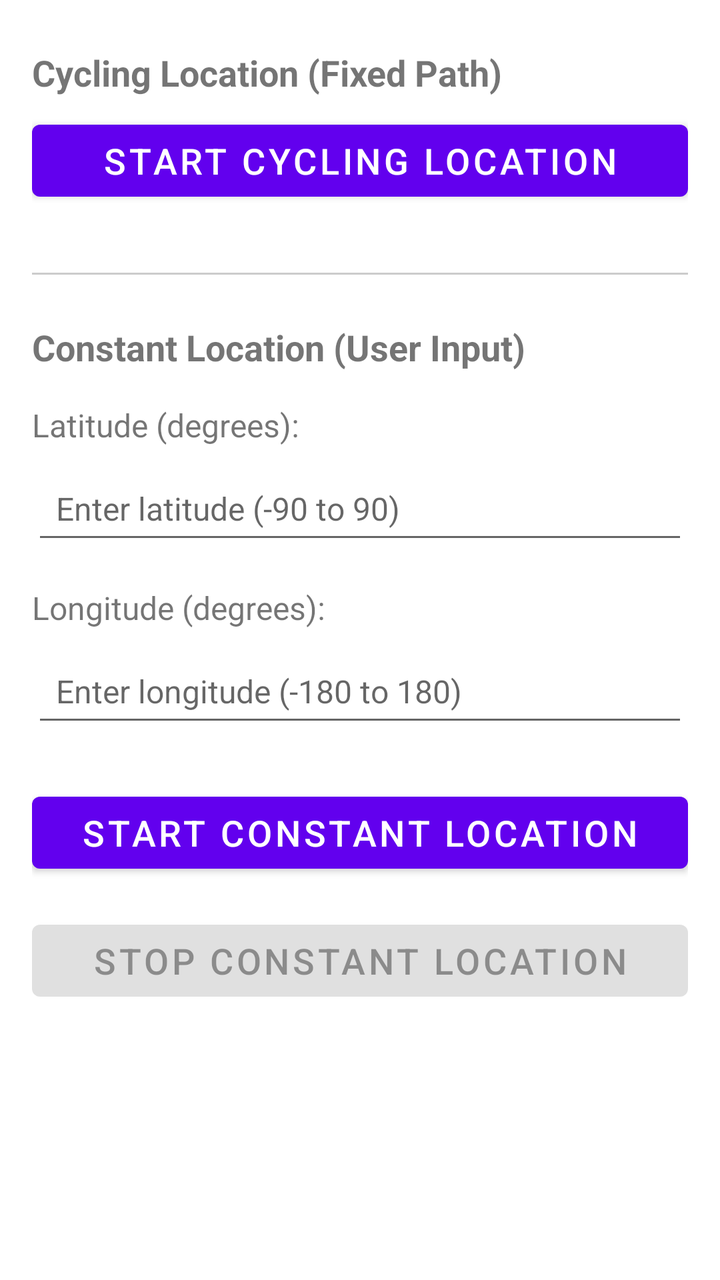
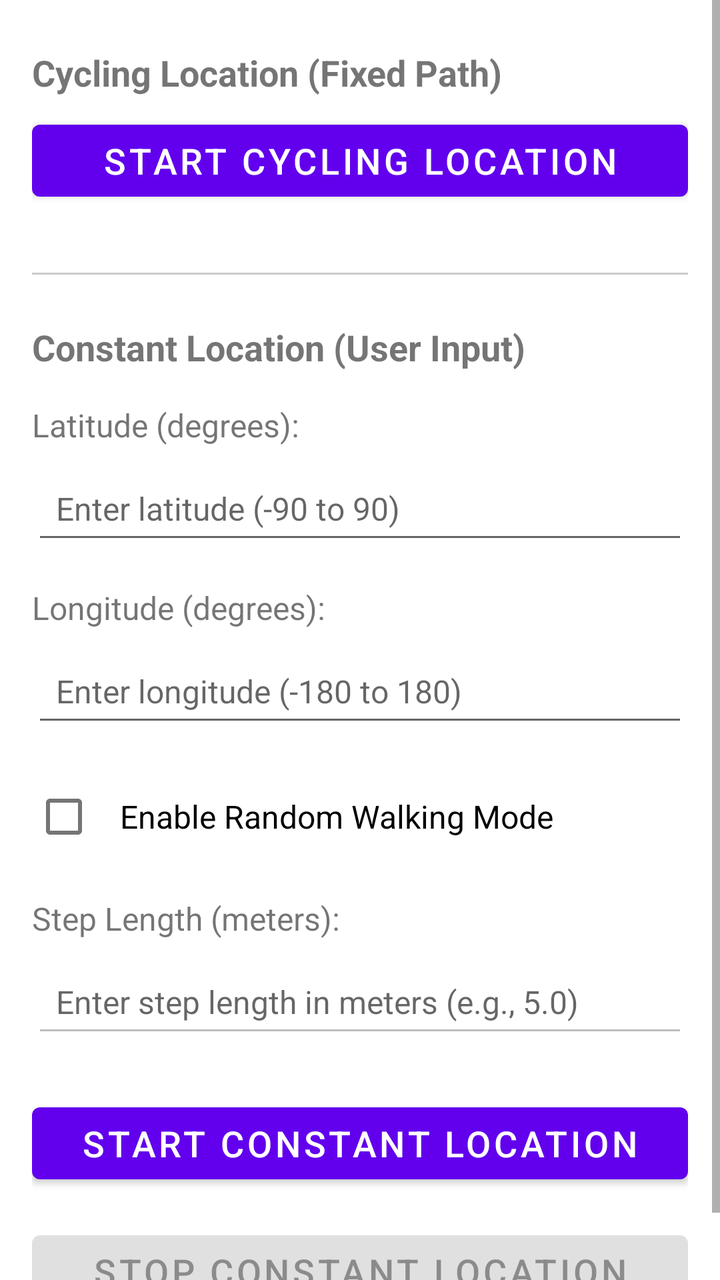

Compare the two renders of this Android layout. The source of the first and the diff that turns it into the second are given below.
<!-- AndroidManifest.xml: fallback theme Theme.MaterialComponents.DayNight.NoActionBar -->
<!-- res/layout/mainfrag.xml -->
<?xml version="1.0" encoding="utf-8"?>
<ScrollView xmlns:android="http://schemas.android.com/apk/res/android"
    xmlns:tools="http://schemas.android.com/tools"
    android:layout_width="match_parent"
    android:layout_height="match_parent"
    tools:context=".MainFragment">

    <LinearLayout
        android:id="@+id/main_fragment"
        android:layout_width="match_parent"
        android:layout_height="wrap_content"
        android:orientation="vertical"
        android:padding="16dp">

        <TextView
            android:layout_width="wrap_content"
            android:layout_height="wrap_content"
            android:text="@string/cycling_location_title"
            android:textSize="18sp"
            android:textStyle="bold"
            android:layout_marginTop="8dp"
            android:layout_marginBottom="8dp" />

        <Button
            android:id="@+id/button"
            android:layout_width="match_parent"
            android:layout_height="wrap_content"
            android:layout_marginBottom="24dp"
            android:gravity="center_horizontal|center_vertical"
            android:text="@string/turn_on"
            android:textSize="18sp"
            tools:ignore="DuplicateSpeakableTextCheck" />

        <View
            android:layout_width="match_parent"
            android:layout_height="1dp"
            android:background="#CCCCCC"
            android:layout_marginTop="8dp"
            android:layout_marginBottom="16dp" />

        <TextView
            android:layout_width="wrap_content"
            android:layout_height="wrap_content"
            android:text="@string/constant_location_title"
            android:textSize="18sp"
            android:textStyle="bold"
            android:layout_marginTop="8dp"
            android:layout_marginBottom="8dp" />

        <TextView
            android:layout_width="wrap_content"
            android:layout_height="wrap_content"
            android:text="@string/latitude_label"
            android:textSize="16sp"
            android:layout_marginTop="8dp"
            android:layout_marginBottom="8dp" />

        <EditText
            android:id="@+id/latitude_input"
            android:layout_width="match_parent"
            android:layout_height="wrap_content"
            android:inputType="numberDecimal|numberSigned"
            android:hint="@string/latitude_hint"
            android:textSize="16sp"
            android:padding="12dp" />

        <TextView
            android:layout_width="wrap_content"
            android:layout_height="wrap_content"
            android:text="@string/longitude_label"
            android:textSize="16sp"
            android:layout_marginTop="16dp"
            android:layout_marginBottom="8dp" />

        <EditText
            android:id="@+id/longitude_input"
            android:layout_width="match_parent"
            android:layout_height="wrap_content"
            android:inputType="numberDecimal|numberSigned"
            android:hint="@string/longitude_hint"
            android:textSize="16sp"
            android:padding="12dp" />

        <Button
            android:id="@+id/start_button"
            android:layout_width="match_parent"
            android:layout_height="wrap_content"
            android:layout_marginTop="24dp"
            android:text="@string/start_button"
            android:textSize="18sp" />

        <Button
            android:id="@+id/stop_button"
            android:layout_width="match_parent"
            android:layout_height="wrap_content"
            android:layout_marginTop="16dp"
            android:text="@string/stop_button"
            android:textSize="18sp"
            android:enabled="false" />

    </LinearLayout>

</ScrollView>
<!-- resources referenced by this layout -->
<resources>
  <string name="constant_location_title">Constant Location (User Input)</string>
  <string name="cycling_location_title">Cycling Location (Fixed Path)</string>
  <string name="latitude_hint">Enter latitude (-90 to 90)</string>
  <string name="latitude_label">Latitude (degrees):</string>
  <string name="longitude_hint">Enter longitude (-180 to 180)</string>
  <string name="longitude_label">Longitude (degrees):</string>
  <string name="start_button">Start Constant Location</string>
  <string name="stop_button">Stop Constant Location</string>
  <string name="turn_on">Start Cycling Location</string>
</resources>

<!-- the commit's change to res/layout/mainfrag.xml (unified diff, before → after) -->
@@ -81,6 +81,33 @@
             android:textSize="16sp"
             android:padding="12dp" />
 
+        <CheckBox
+            android:id="@+id/random_walking_checkbox"
+            android:layout_width="match_parent"
+            android:layout_height="wrap_content"
+            android:layout_marginTop="16dp"
+            android:text="@string/random_walking_label"
+            android:textSize="16sp"
+            android:padding="12dp" />
+
+        <TextView
+            android:layout_width="wrap_content"
+            android:layout_height="wrap_content"
+            android:text="@string/step_length_label"
+            android:textSize="16sp"
+            android:layout_marginTop="16dp"
+            android:layout_marginBottom="8dp" />
+
+        <EditText
+            android:id="@+id/step_length_input"
+            android:layout_width="match_parent"
+            android:layout_height="wrap_content"
+            android:inputType="numberDecimal|numberSigned"
+            android:hint="@string/step_length_hint"
+            android:textSize="16sp"
+            android:padding="12dp"
+            android:enabled="false" />
+
         <Button
             android:id="@+id/start_button"
             android:layout_width="match_parent"
<!-- resource entries referenced after the edit -->
@@ -6,7 +6,10 @@
   <string name="latitude_label">Latitude (degrees):</string>
   <string name="longitude_hint">Enter longitude (-180 to 180)</string>
   <string name="longitude_label">Longitude (degrees):</string>
+  <string name="random_walking_label">Enable Random Walking Mode</string>
   <string name="start_button">Start Constant Location</string>
+  <string name="step_length_hint">Enter step length in meters (e.g., 5.0)</string>
+  <string name="step_length_label">Step Length (meters):</string>
   <string name="stop_button">Stop Constant Location</string>
   <string name="turn_on">Start Cycling Location</string>
 </resources>
